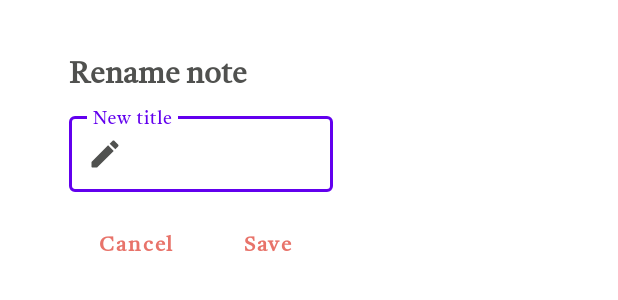
After one commit to Evan-Coulter/Stylo, an Android app: the layout rename_note_dialog_layout.xml on its own in the app's theme, with its tools: preview values and no code run, on a phone screen of 412 x 824 dp. The commit adds this screen. Shown: the top 300 px of the screen. Run offline under Robolectric (Android 15) with nearby library versions, the phone set to English and light mode, and no system bars.

Commit message:
add rename note dialog

```diff
--- a/app/src/main/java/com/example/stylo/list/NoteListRecyclerViewAdapter.kt
+++ b/app/src/main/java/com/example/stylo/list/NoteListRecyclerViewAdapter.kt
@@ -23,7 +23,7 @@ class NoteListAdapter(
 
     override fun onBindViewHolder(holder: NoteListRecyclerViewHolder, position: Int) {
         holder.title.text = dataset[position].title
-        holder.content.text = dataset[position].title
+        holder.content.text = dataset[position].content
         holder.fab.setOnClickListener{onClickNoteEditDetails(dataset[position], holder.fab)}
         holder.view.setOnClickListener {onClickNote(dataset[position].uid)}
     }
--- /dev/null
+++ b/app/src/main/res/drawable/dialog_background.xml
@@ -0,0 +1,9 @@
+<?xml version="1.0" encoding="utf-8"?>
+<shape xmlns:android="http://schemas.android.com/apk/res/android"
+    android:shape="rectangle">
+    <corners android:topLeftRadius="32dp"
+        android:topRightRadius="32dp"
+        android:bottomLeftRadius="32dp"
+        android:bottomRightRadius="32dp"/>
+    <solid android:color="@color/white"/>
+</shape>
--- /dev/null
+++ b/app/src/main/res/drawable/ic_round_edit_24.xml
@@ -0,0 +1,5 @@
+<vector android:height="24dp" android:tint="#000000"
+    android:viewportHeight="24" android:viewportWidth="24"
+    android:width="24dp" xmlns:android="http://schemas.android.com/apk/res/android">
+    <path android:fillColor="@android:color/white" android:pathData="M3,17.46v3.04c0,0.28 0.22,0.5 0.5,0.5h3.04c0.13,0 0.26,-0.05 0.35,-0.15L17.81,9.94l-3.75,-3.75L3.15,17.1c-0.1,0.1 -0.15,0.22 -0.15,0.36zM20.71,7.04c0.39,-0.39 0.39,-1.02 0,-1.41l-2.34,-2.34c-0.39,-0.39 -1.02,-0.39 -1.41,0l-1.83,1.83 3.75,3.75 1.83,-1.83z"/>
+</vector>
--- a/app/src/main/res/layout/note_list_card_item.xml
+++ b/app/src/main/res/layout/note_list_card_item.xml
@@ -43,10 +43,10 @@
             android:layout_marginBottom="18dp"
             app:fabCustomSize="60dp"
             android:backgroundTint="@color/white"
+            android:src="@drawable/ic_more_horizontal"
             app:layout_constraintBottom_toBottomOf="parent"
             app:layout_constraintEnd_toEndOf="parent"
-            app:layout_constraintStart_toStartOf="parent"
-            app:rippleColor="@color/purple_200" />
+            app:layout_constraintStart_toStartOf="parent" />
 
     </androidx.constraintlayout.widget.ConstraintLayout>
 
--- /dev/null
+++ b/app/src/main/res/layout/rename_note_dialog_layout.xml
@@ -0,0 +1,107 @@
+<?xml version="1.0" encoding="utf-8"?>
+<androidx.constraintlayout.widget.ConstraintLayout xmlns:android="http://schemas.android.com/apk/res/android"
+    android:layout_width="wrap_content"
+    android:layout_height="wrap_content"
+    xmlns:app="http://schemas.android.com/apk/res-auto"
+    xmlns:tools="http://schemas.android.com/tools"
+    android:paddingTop="24dp"
+    android:paddingBottom="12dp"
+    android:paddingStart="30dp"
+    android:paddingEnd="30dp"
+    android:layout_margin="16dp"
+    android:background="@drawable/dialog_background">
+
+
+    <TextView
+        android:id="@+id/rename_note_title"
+        android:layout_width="wrap_content"
+        android:layout_height="wrap_content"
+        android:text="Rename note"
+        android:textSize="20sp"
+        android:textStyle="bold"
+        app:layout_constraintStart_toStartOf="parent"
+        app:layout_constraintTop_toTopOf="parent" />
+
+
+    <com.google.android.material.textfield.TextInputLayout
+        android:id="@+id/rename_note_edit_text"
+        style="@style/Widget.MaterialComponents.TextInputLayout.OutlinedBox"
+        android:layout_width="0dp"
+        android:layout_height="wrap_content"
+        android:hint="New title"
+        android:paddingBottom="12dp"
+        app:layout_constraintEnd_toEndOf="parent"
+        app:layout_constraintStart_toStartOf="@+id/rename_note_title"
+        app:layout_constraintTop_toBottomOf="@id/rename_note_title"
+        android:layout_marginTop="12dp"
+        app:startIconDrawable="@drawable/ic_round_edit_24"
+        app:startIconTint="@color/text_color">
+
+        <com.google.android.material.textfield.TextInputEditText
+            android:layout_width="match_parent"
+            android:layout_height="wrap_content"
+            android:maxLength="200"
+            android:maxLines="1" />
+
+    </com.google.android.material.textfield.TextInputLayout>
+
+
+    <Button
+        android:id="@+id/rename_note_save_button"
+        style="@style/Widget.MaterialComponents.Button.TextButton"
+        android:layout_width="wrap_content"
+        android:layout_height="wrap_content"
+        android:text="Save"
+        android:textAllCaps="false"
+        android:textColor="@color/pink"
+
+        android:textStyle="bold"
+        app:layout_constraintBottom_toBottomOf="parent"
+        app:layout_constraintEnd_toEndOf="@+id/rename_note_edit_text"
+        app:layout_constraintTop_toBottomOf="@id/rename_note_edit_text" />
+
+    <Button
+        android:id="@+id/rename_note_cancel_button"
+        android:layout_width="wrap_content"
+        android:layout_height="wrap_content"
+        app:layout_constraintEnd_toStartOf="@id/rename_note_save_button"
+        app:layout_constraintBottom_toBottomOf="parent"
+        style="@style/Widget.MaterialComponents.Button.TextButton"
+        android:text="Cancel"
+        android:textColor="@color/pink"
+        android:textStyle="bold"
+        android:textAllCaps="false"/>
+
+
+    <LinearLayout
+        android:id="@+id/rename_note_saved_message"
+        android:layout_width="wrap_content"
+        android:layout_height="wrap_content"
+        app:layout_constraintTop_toTopOf="parent"
+        app:layout_constraintBottom_toBottomOf="parent"
+        app:layout_constraintStart_toStartOf="parent"
+        app:layout_constraintEnd_toEndOf="parent"
+        android:orientation="horizontal"
+        android:gravity="center"
+        android:visibility="gone"
+        tools:visibility="gone"
+        android:layout_marginBottom="12dp">
+        <ImageView
+            android:id="@+id/rename_note_saved_drawable"
+            android:layout_width="32dp"
+            android:layout_height="32dp"
+            android:src="@drawable/ic_round_edit_24"
+            app:tint="@color/text_color"
+            android:layout_margin="6dp"/>
+        <TextView
+            android:layout_margin="6dp"
+            android:id="@+id/rename_note_saved_text"
+            android:text="Saved"
+            android:layout_width="wrap_content"
+            android:layout_height="wrap_content"
+            android:textSize="40sp"
+
+            />
+    </LinearLayout>
+
+</androidx.constraintlayout.widget.ConstraintLayout>
```
Also changed, not shown: app/src/main/java/com/example/stylo/dialogs/RenameNoteDialog.kt (added, +93 -0 lines), app/src/main/java/com/example/stylo/list/NoteListFragment.kt (+31 -18 lines), app/src/main/java/com/example/stylo/util/ViewAnimations.kt (added, +20 -0 lines), app/src/main/res/drawable/ic_more_horizontal.xml (added, +9 -0 lines), app/src/main/res/drawable/ic_saved.xml (added, +12 -0 lines).
